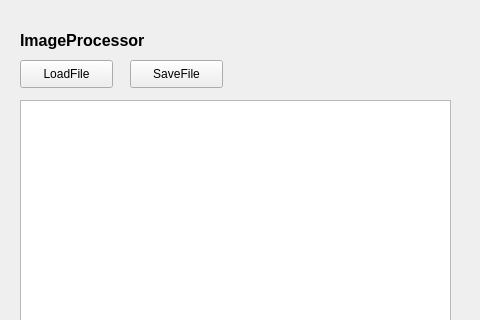
This is imageprocessorwindow.ui in Hidden61ade/CSC3002_Photo_processor as Qt 5 draws it before an edit; both pictures show x 0 to 480 and y 0 to 320 of the 1000 by 1000 pixel window. The edited form follows.
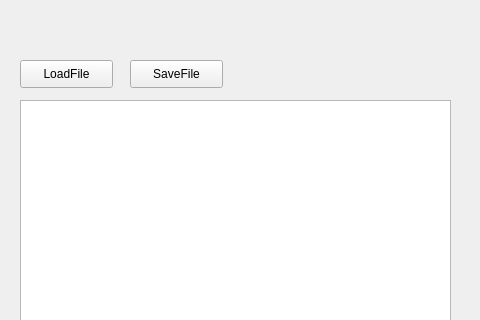
This is the edited form.

Patch:
```diff
--- a/imageprocessorwindow.ui
+++ b/imageprocessorwindow.ui
@@ -13,19 +13,6 @@
   <property name="windowTitle">
    <string>Form</string>
   </property>
-  <widget class="QLabel" name="label">
-   <property name="geometry">
-    <rect>
-     <x>20</x>
-     <y>20</y>
-     <width>201</width>
-     <height>41</height>
-    </rect>
-   </property>
-   <property name="text">
-    <string>&lt;html&gt;&lt;head/&gt;&lt;body&gt;&lt;p&gt;&lt;span style=&quot; font-size:12pt; font-weight:600;&quot;&gt;ImageProcessor&lt;/span&gt;&lt;/p&gt;&lt;/body&gt;&lt;/html&gt;</string>
-   </property>
-  </widget>
   <widget class="QPushButton" name="LoadButton">
    <property name="geometry">
     <rect>
```
